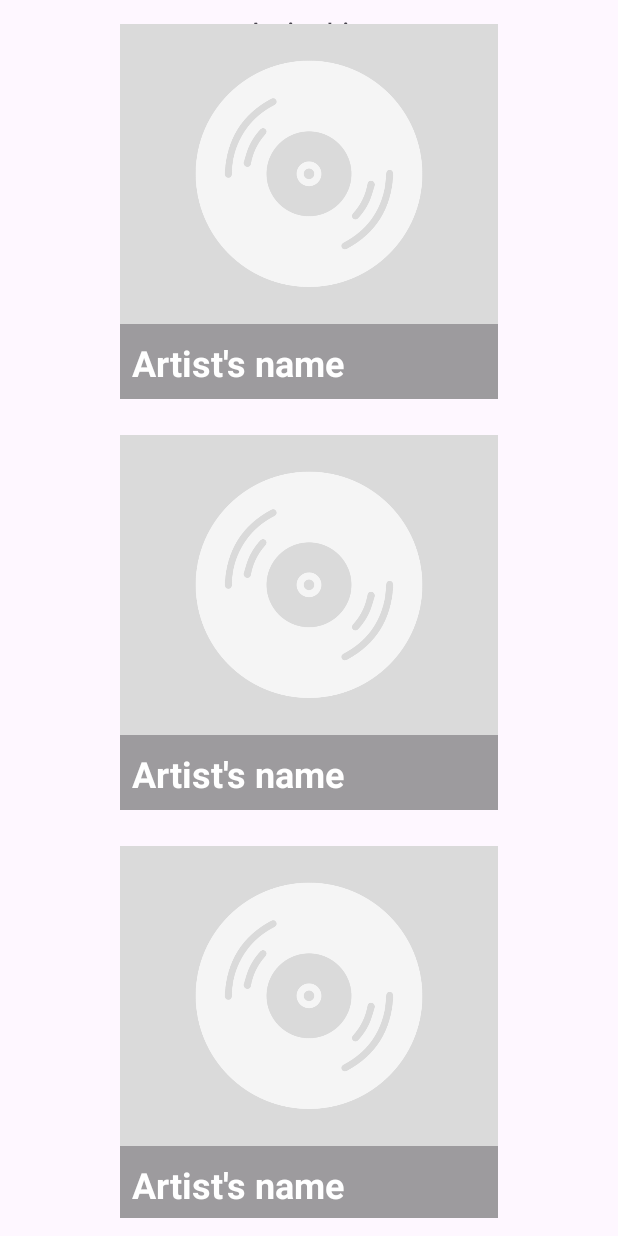
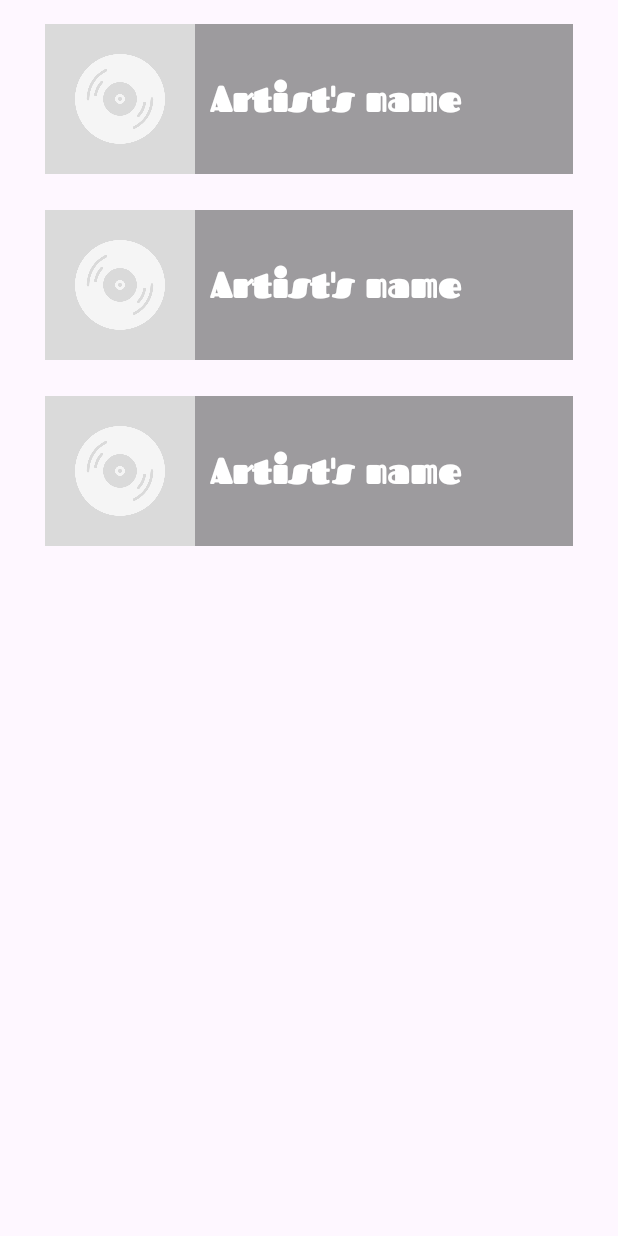
Before and after one commit to juandata-dev/Vinilos_Magnificos, an Android app: the layout fragment_artists.xml on its own in the app's theme, with its tools: preview values and no code run, on a phone screen of 412 x 824 dp. Run offline under Robolectric (Android 15) with nearby library versions, the phone set to English and light mode, and no system bars; network calls fail.

Commit message:
(fix) Artist fragment layout modified to fit figma design

```diff
--- a/app/src/main/res/layout/fragment_artists.xml
+++ b/app/src/main/res/layout/fragment_artists.xml
@@ -5,21 +5,6 @@
     android:layout_width="match_parent"
     android:layout_height="match_parent"
     tools:context=".ui.artist.ArtistsFragment">
-
-    <TextView
-        android:id="@+id/text_album"
-        android:layout_width="match_parent"
-        android:layout_height="wrap_content"
-        android:layout_marginStart="8dp"
-        android:layout_marginTop="8dp"
-        android:layout_marginEnd="8dp"
-        android:text="@string/artist_list"
-        android:textAlignment="center"
-        android:textSize="20sp"
-        app:layout_constraintBottom_toBottomOf="parent"
-        app:layout_constraintEnd_toEndOf="parent"
-        app:layout_constraintStart_toStartOf="parent"
-        app:layout_constraintTop_toTopOf="parent" />
 
     <androidx.recyclerview.widget.RecyclerView
         android:id="@+id/rvArtist"
--- a/app/src/main/res/layout/item_artist_layout.xml
+++ b/app/src/main/res/layout/item_artist_layout.xml
@@ -28,37 +28,43 @@
         <FrameLayout
             android:layout_width="0dp"
             android:layout_height="wrap_content"
-            android:layout_marginStart="80dp"
-            android:layout_marginEnd="80dp"
+            android:layout_marginStart="30dp"
+            android:layout_marginEnd="30dp"
             android:layout_marginTop="8dp"
+
             app:layout_constraintEnd_toEndOf="parent"
             app:layout_constraintStart_toStartOf="parent"
-            app:layout_constraintTop_toTopOf="parent">
+            app:layout_constraintTop_toTopOf="parent"
+            >
             <View
+                android:id="@+id/artist_background"
                 android:layout_width="match_parent"
-                android:layout_height="250dp"
-                android:background="#B3767676" />
+                android:layout_height="100dp"
+                android:background="#B3767676"/>
             <ImageView
                 android:id="@+id/artist_image"
-                android:layout_width="match_parent"
-                android:layout_height="200dp"
+                android:layout_width="100dp"
+                android:layout_height="100dp"
                 android:scaleType="centerCrop"
                 app:imageUrl="@{artist.image}"
                 android:src="@drawable/album_placeholder"
-                android:contentDescription="@string/add" />
+                android:contentDescription="@string/add"
+                />
+
             <TextView
                 android:id="@+id/tvNameArtist"
-                android:layout_width="match_parent"
-                android:layout_height="wrap_content"
-                android:layout_gravity="bottom"
+                android:layout_width="250dp"
+                android:layout_height="match_parent"
+                android:layout_gravity="right"
+                android:fontFamily="@font/fascinatefont"
+                android:gravity="center_vertical"
+                android:padding="8dp"
                 android:text="@{artist.name}"
                 android:textColor="@color/white"
                 android:textSize="24sp"
                 android:textStyle="bold"
-                android:padding="8dp"
-                app:layout_constraintTop_toBottomOf="@+id/artist_image"
+                android:visibility="visible"
                 tools:text="Artist's name" />
-
 
         </FrameLayout>
     </androidx.constraintlayout.widget.ConstraintLayout>
```
